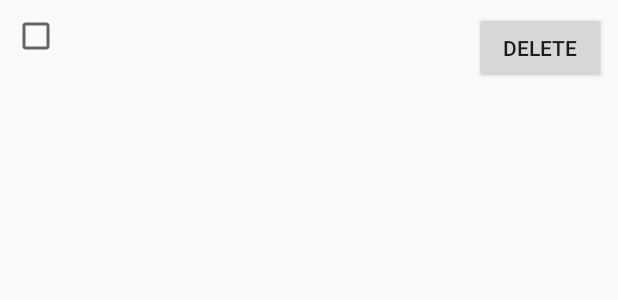
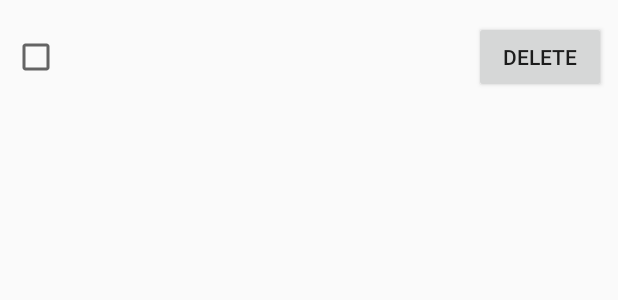
Before and after one commit to ReclusiarchShawn/To-Do-list-app, an Android app: the layout customtodo.xml on its own in the app's theme, with its tools: preview values and no code run, on a phone screen of 412 x 824 dp. Shown: the top 300 px of the screen. Run offline under Robolectric (Android 15) with nearby library versions, the phone set to English and light mode, and no system bars.

```diff
--- a/app/src/main/AndroidManifest.xml
+++ b/app/src/main/AndroidManifest.xml
@@ -10,7 +10,7 @@
         android:label="@string/app_name"
         android:roundIcon="@mipmap/ic_launcher_round"
         android:supportsRtl="true"
-        android:theme="@style/Theme.MyToDoList"
+        android:theme="@style/Theme.MyToDoList."
         tools:targetApi="31">
         <activity
             android:name=".MainActivity"
--- a/app/src/main/res/layout/customtodo.xml
+++ b/app/src/main/res/layout/customtodo.xml
@@ -8,18 +8,21 @@
     <androidx.constraintlayout.widget.ConstraintLayout
         android:id="@+id/mainconstraint"
         android:layout_width="match_parent"
-        android:layout_height="wrap_content"
+        android:layout_height="60dp"
         android:clickable="true"
         android:focusable="true"
         android:background="?attr/selectableItemBackground">
 
         <CheckBox
             android:id="@+id/checkBox"
-            android:layout_width="0dp"
+            android:layout_width="wrap_content"
             android:layout_height="wrap_content"
             android:layout_marginEnd="8dp"
-            app:layout_constraintStart_toStartOf="parent"
-            app:layout_constraintTop_toTopOf="parent"/>
+            android:textSize="20dp"
+            app:layout_constraintLeft_toLeftOf="parent"
+            app:layout_constraintTop_toTopOf="parent"
+            app:layout_constraintBottom_toBottomOf="parent"
+            />
         <!--<Button
             android:id="@+id/editButton"
             android:layout_width="wrap_content"
@@ -34,6 +37,7 @@
             android:layout_width="wrap_content"
             android:layout_height="wrap_content"
             android:text="Delete"
+            app:layout_constraintBottom_toBottomOf="parent"
             app:layout_constraintRight_toRightOf="parent"
             app:layout_constraintTop_toTopOf="parent"/>
     </androidx.constraintlayout.widget.ConstraintLayout>
--- a/app/src/main/res/values-night/themes.xml
+++ b/app/src/main/res/values-night/themes.xml
@@ -1,7 +1,8 @@
 <resources xmlns:tools="http://schemas.android.com/tools">
     <!-- Base application theme. -->
-    <style name="Base.Theme.MyToDoList" parent="Theme.Material3.DayNight.NoActionBar">
+    <style name="Base.Theme.MyToDoList" parent="Theme.AppCompat.DayNight.DarkActionBar">
         <!-- Customize your dark theme here. -->
         <!-- <item name="colorPrimary">@color/my_dark_primary</item> -->
     </style>
+
 </resources>
--- a/app/src/main/res/values/themes.xml
+++ b/app/src/main/res/values/themes.xml
@@ -1,7 +1,8 @@
 <resources xmlns:tools="http://schemas.android.com/tools">
     <!-- Base application theme. -->
-    <style name="Base.Theme.MyToDoList" parent="Theme.Material3.DayNight.NoActionBar">
+    <style name="Base.Theme.MyToDoList" parent="Theme.AppCompat.Light.NoActionBar">
         <!-- Customize your dark theme here. -->
         <!-- <item name="colorPrimary">@color/my_dark_primary</item> -->
     </style>
+    <style name="Theme.MyToDoList." parent="Base.Theme.MyToDoList" />
 </resources>
```
Also changed, not shown: app/src/main/res/drawable/todo_item_background.xml (deleted, +0 -10 lines), app/src/main/res/drawable/todo_item_background_dark.xml (deleted, +0 -10 lines).
